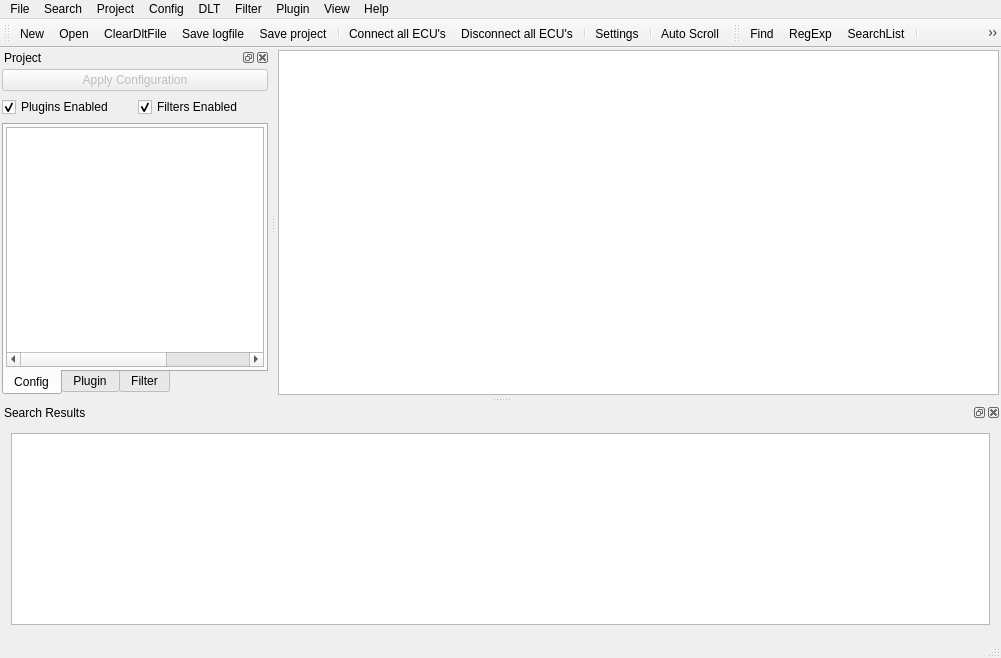
Old version of the form src/mainwindow.ui in the repository COVESA/dlt-viewer.
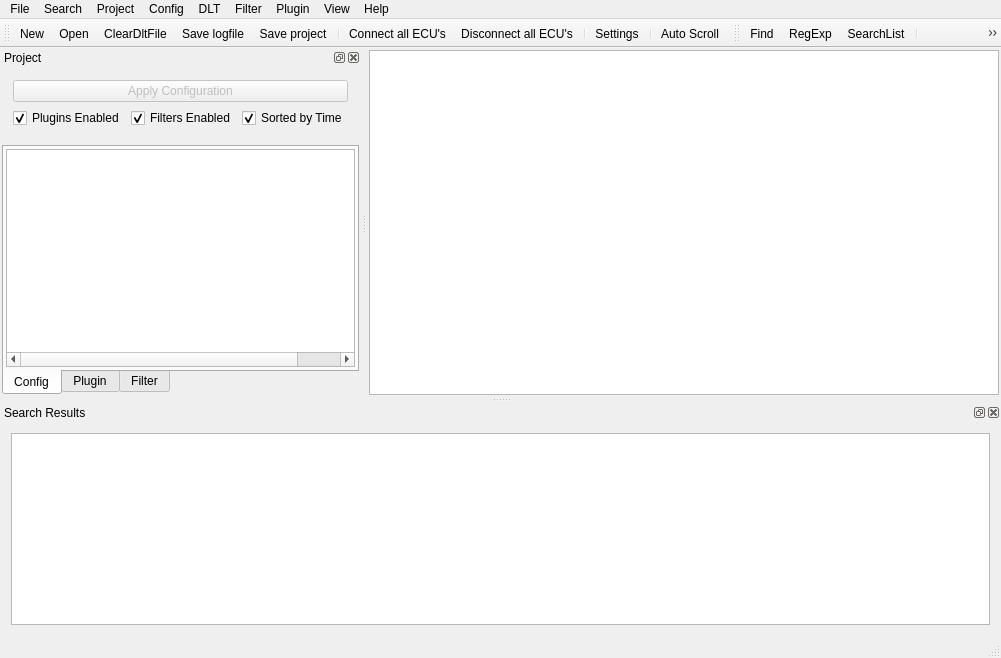
New version of the form. Icons and pictures are not drawn. Custom widgets are drawn as their Qt base class.

Commit message: Sort multiple log files by time.

The edit to the form file:
```diff
--- a/src/mainwindow.ui
+++ b/src/mainwindow.ui
@@ -283,20 +283,7 @@
         <enum>QFrame::Plain</enum>
        </property>
        <layout class="QGridLayout" name="gridLayout">
-        <property name="margin">
-         <number>0</number>
-        </property>
-        <item row="1" column="0">
-         <widget class="QCheckBox" name="pluginsEnabled">
-          <property name="text">
-           <string>Plugins Enabled</string>
-          </property>
-          <property name="checked">
-           <bool>true</bool>
-          </property>
-         </widget>
-        </item>
-        <item row="1" column="1">
+        <item row="2" column="1">
          <widget class="QCheckBox" name="filtersEnabled">
           <property name="text">
            <string>Filters Enabled</string>
@@ -306,7 +293,27 @@
           </property>
          </widget>
         </item>
-        <item row="0" column="0" colspan="2">
+        <item row="2" column="0">
+         <widget class="QCheckBox" name="pluginsEnabled">
+          <property name="text">
+           <string>Plugins Enabled</string>
+          </property>
+          <property name="checked">
+           <bool>true</bool>
+          </property>
+         </widget>
+        </item>
+        <item row="2" column="2">
+         <widget class="QCheckBox" name="checkBoxSortByTime">
+          <property name="text">
+           <string>Sorted by Time</string>
+          </property>
+          <property name="checked">
+           <bool>true</bool>
+          </property>
+         </widget>
+        </item>
+        <item row="0" column="0" colspan="3">
          <widget class="PulseButton" name="applyConfig">
           <property name="enabled">
            <bool>false</bool>
```
Left out of the diff: 55 changed lines with no effect on the pictures. The commit also changes 6 other files.
